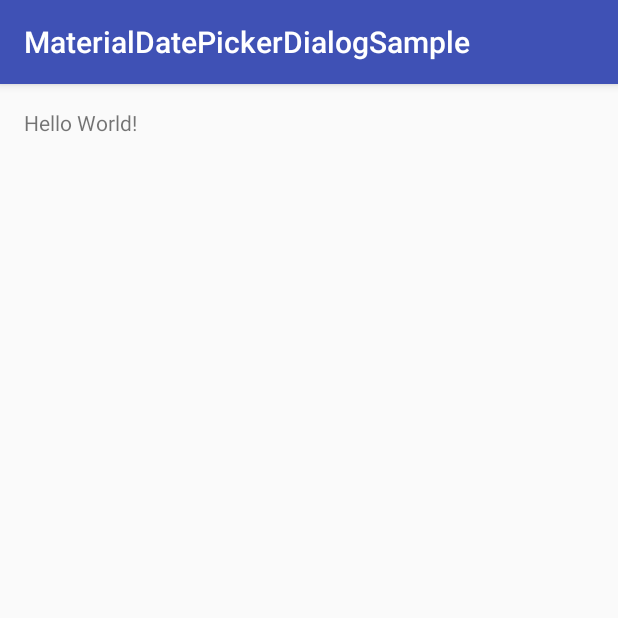
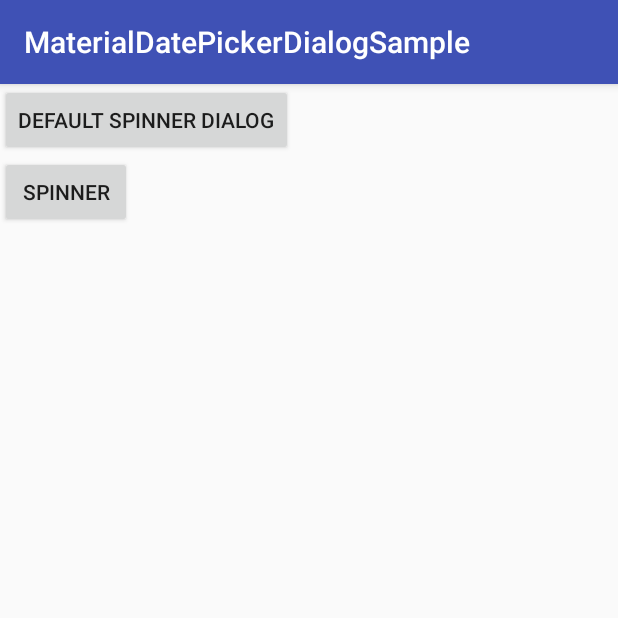
Before and after one commit to paraya3636/MaterialDatePickerDialog, an Android app: the screen it shows after launch (MainActivity), on a phone screen of 412 x 824 dp, the top half of it. Run offline under Robolectric (Android 15) with nearby library versions, the phone set to English and light mode, and no system bars.

Commit message:
create holo type date picker spinner dialog

```diff
--- a/app/src/main/java/org/paradrops/materialdatepickerdialogsample/MainActivity.java
+++ /dev/null
@@ -1,13 +0,0 @@
-package org.paradrops.materialdatepickerdialogsample;
-
-import android.support.v7.app.AppCompatActivity;
-import android.os.Bundle;
-
-public class MainActivity extends AppCompatActivity {
-
-    @Override
-    protected void onCreate(Bundle savedInstanceState) {
-        super.onCreate(savedInstanceState);
-        setContentView(R.layout.activity_main);
-    }
-}
--- /dev/null
+++ b/app/src/main/java/org/paradrops/materialdatepickerdialogsample/MainActivity.kt
@@ -0,0 +1,26 @@
+package org.paradrops.materialdatepickerdialogsample
+
+import android.app.DatePickerDialog
+import android.os.Bundle
+import android.support.v7.app.AppCompatActivity
+import kotlinx.android.synthetic.main.activity_main.*
+
+class MainActivity : AppCompatActivity() {
+    override fun onCreate(savedInstanceState: Bundle?) {
+        super.onCreate(savedInstanceState)
+        setContentView(R.layout.activity_main)
+
+        defaultSpinnerDialog.setOnClickListener {
+            DatePickerDialog(this, null, 2000, 0, 1).apply {
+                datePicker.apply {
+                    calendarViewShown = false
+                    spinnersShown = true
+                }
+            }.show()
+        }
+
+        spinnerDialogButton.setOnClickListener {
+            DatePickerSpinnerDialog().show(supportFragmentManager)
+        }
+    }
+}
--- a/app/src/main/res/layout/activity_main.xml
+++ b/app/src/main/res/layout/activity_main.xml
@@ -1,17 +1,21 @@
 <?xml version="1.0" encoding="utf-8"?>
-<RelativeLayout xmlns:android="http://schemas.android.com/apk/res/android"
+<LinearLayout
+    xmlns:android="http://schemas.android.com/apk/res/android"
     xmlns:tools="http://schemas.android.com/tools"
+    android:orientation="vertical"
     android:id="@+id/activity_main"
     android:layout_width="match_parent"
     android:layout_height="match_parent"
-    android:paddingBottom="@dimen/activity_vertical_margin"
-    android:paddingLeft="@dimen/activity_horizontal_margin"
-    android:paddingRight="@dimen/activity_horizontal_margin"
-    android:paddingTop="@dimen/activity_vertical_margin"
     tools:context="org.paradrops.materialdatepickerdialogsample.MainActivity">
-
-    <TextView
+    <Button
+        android:id="@+id/defaultSpinnerDialog"
         android:layout_width="wrap_content"
         android:layout_height="wrap_content"
-        android:text="Hello World!" />
-</RelativeLayout>
+        android:text="Default Spinner Dialog"/>
+
+    <Button
+        android:id="@+id/spinnerDialogButton"
+        android:layout_width="wrap_content"
+        android:layout_height="wrap_content"
+        android:text="spinner"/>
+</LinearLayout>
```
Also changed, not shown: app/src/main/java/org/paradrops/materialdatepickerdialogsample/DatePickerSpinnerDialog.kt (added, +9 -0 lines), materialdatepickerdialog/src/main/java/org/paradrops/materialdatepickerdialog/DatePickerDialogFragment.kt (added, +70 -0 lines), materialdatepickerdialog/src/main/res/layout/picker_date_spinner.xml (added, +8 -0 lines).
